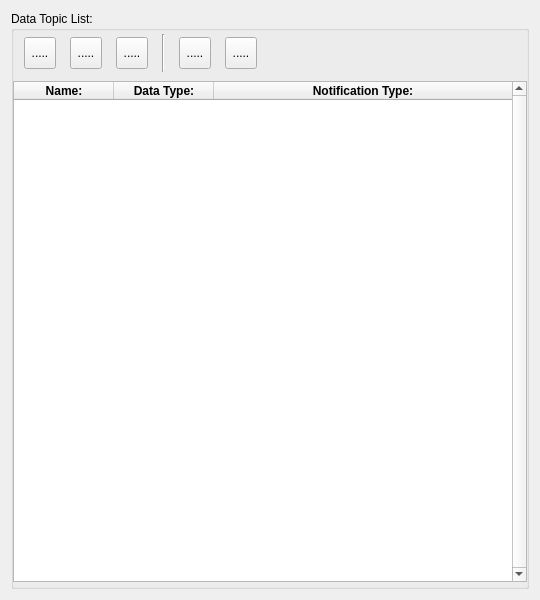
This is sources/lusan/view/si/ui/SIDataTopicList.ui in aregtech/areg-sdk-tools as Qt 5 draws it before an edit. The edited form follows.
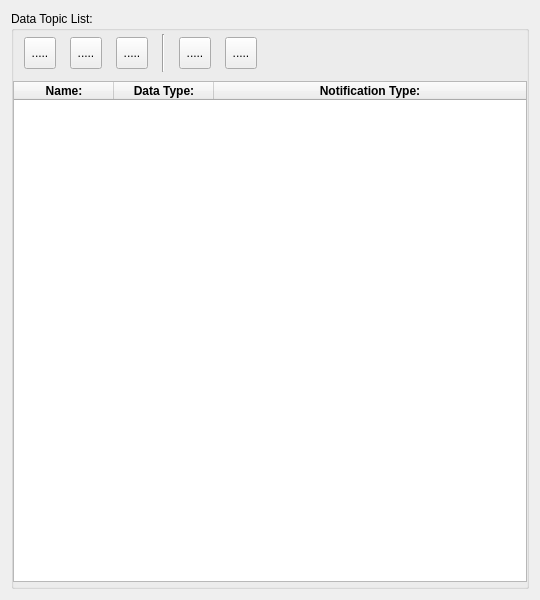
This is the edited form. Icons and pictures are not drawn.

Commit message: Data topic model and UI.

```diff
--- a/sources/lusan/view/si/ui/SIDataTopicList.ui
+++ b/sources/lusan/view/si/ui/SIDataTopicList.ui
@@ -286,7 +286,7 @@
           <number>1</number>
          </property>
          <property name="verticalScrollBarPolicy">
-          <enum>Qt::ScrollBarPolicy::ScrollBarAlwaysOn</enum>
+          <enum>Qt::ScrollBarPolicy::ScrollBarAsNeeded</enum>
          </property>
          <property name="editTriggers">
           <set>QAbstractItemView::EditTrigger::AllEditTriggers</set>
@@ -305,12 +305,15 @@
          </property>
          <property name="iconSize">
           <size>
-           <width>0</width>
-           <height>0</height>
+           <width>16</width>
+           <height>16</height>
           </size>
          </property>
          <property name="textElideMode">
-          <enum>Qt::TextElideMode::ElideRight</enum>
+          <enum>Qt::TextElideMode::ElideLeft</enum>
+         </property>
+         <property name="sortingEnabled">
+          <bool>true</bool>
          </property>
          <property name="wordWrap">
           <bool>false</bool>
@@ -330,6 +333,12 @@
          <attribute name="horizontalHeaderStretchLastSection">
           <bool>true</bool>
          </attribute>
+         <attribute name="verticalHeaderVisible">
+          <bool>false</bool>
+         </attribute>
+         <attribute name="verticalHeaderHighlightSections">
+          <bool>false</bool>
+         </attribute>
          <column>
           <property name="text">
            <string>Name:</string>
```
Left out of the diff: 9 changed lines with no effect on the pictures. The commit also changes 14 other files.
